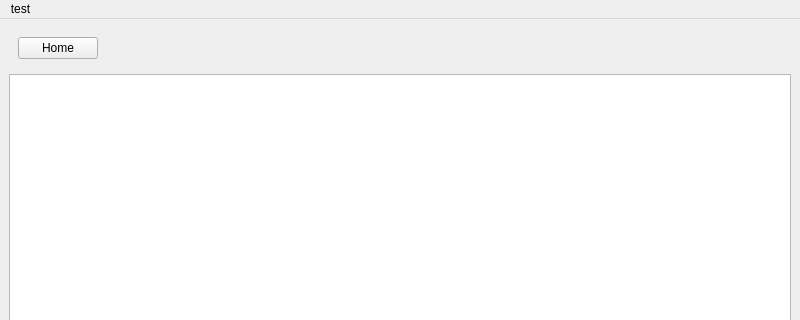
Old version of the form ui/main.ui in the repository TYZ47/ShortcutMemo; both pictures show x 0 to 800 and y 0 to 320 of the 800 by 600 pixel window.
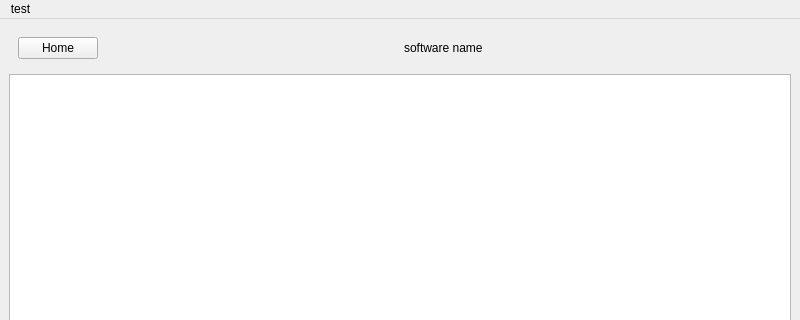
New version of the form. The open tabs and pages were chosen to show the change.

The edit to the form file:
```diff
--- a/ui/main.ui
+++ b/ui/main.ui
@@ -93,6 +93,26 @@
              </property>
             </widget>
            </item>
+           <item>
+            <spacer name="horizontalSpacer_5">
+             <property name="orientation">
+              <enum>Qt::Horizontal</enum>
+             </property>
+             <property name="sizeHint" stdset="0">
+              <size>
+               <width>40</width>
+               <height>20</height>
+              </size>
+             </property>
+            </spacer>
+           </item>
+           <item>
+            <widget class="QLabel" name="lb_software_name">
+             <property name="text">
+              <string>software name</string>
+             </property>
+            </widget>
+           </item>
            <item>
             <spacer name="horizontalSpacer_6">
              <property name="orientation">
```
Left out of the diff: 2 changed lines with no effect on the pictures.
